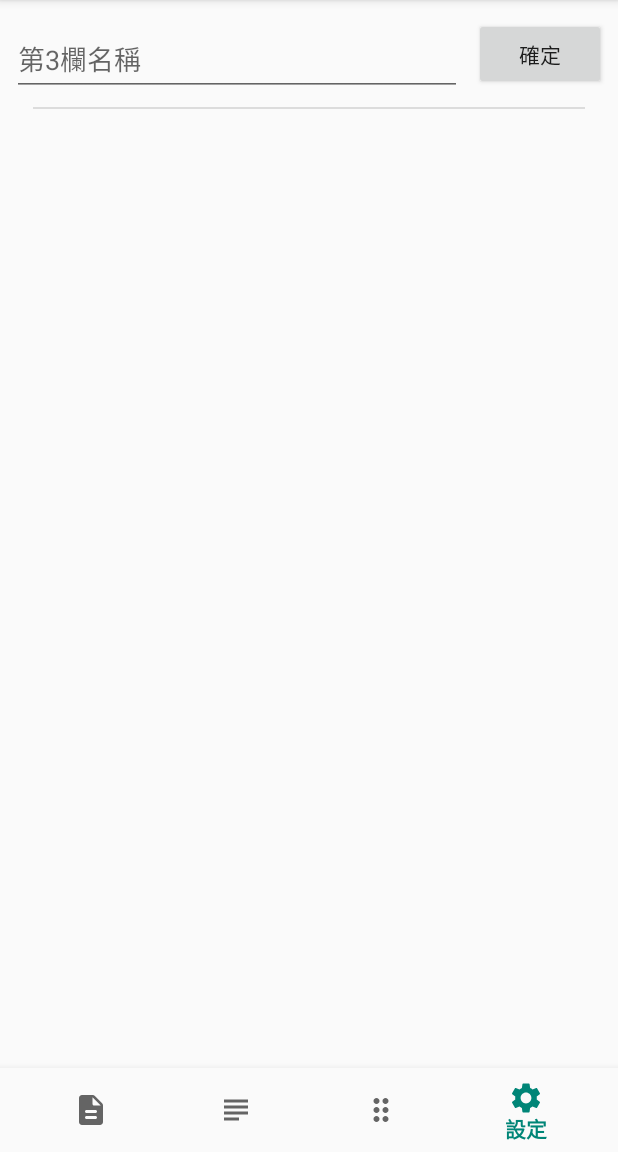
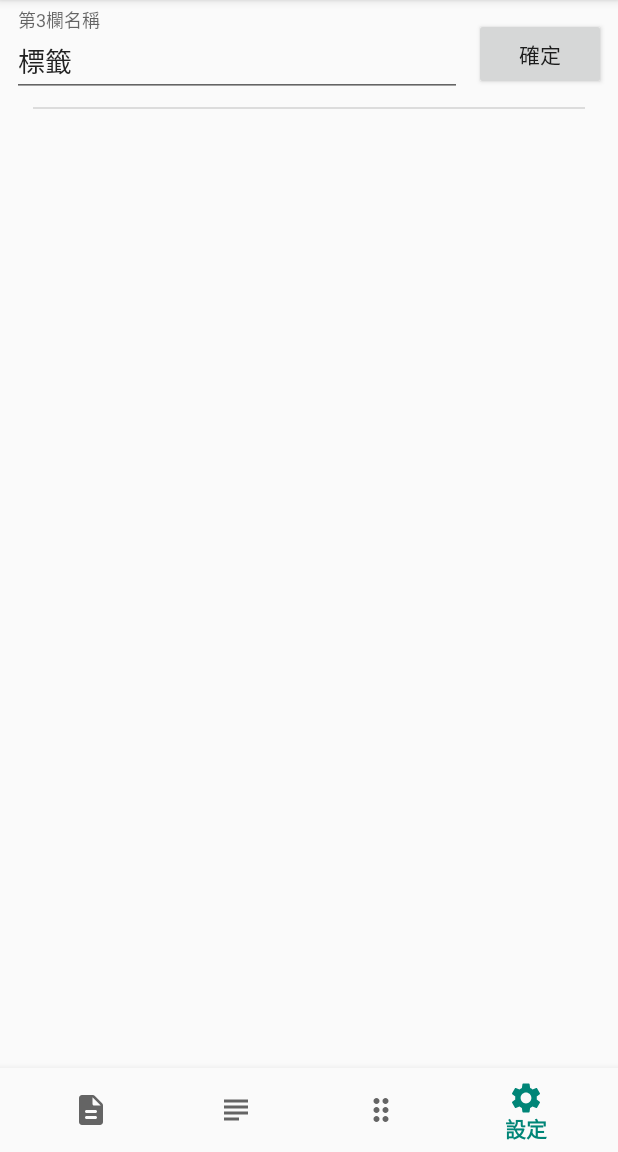
Before and after one commit to 312321321321432/supervoc, an Android app: the screen it shows after launch (MainActivity), item 4 of the bottom bar chosen, on a phone screen of 412 x 824 dp, the part 84-1236 px from its top. Run offline under Robolectric (Android 15) with nearby library versions, the phone set to English and light mode, and no system bars; libraries missing offline, so code that uses them is left out: es.dmoral.toasty.

Commit message:
Thanks a lot!(forum.gamer.com.tw @QQ taco2548)

```diff
--- a/app/src/main/java/com/hi/andy/supervocsdk28/MainActivity.java
+++ b/app/src/main/java/com/hi/andy/supervocsdk28/MainActivity.java
@@ -178,13 +178,7 @@ TimerTask task = new TimerTask() {
             //
         }
 
-    @Override
-    protected void onStart() {
-        super.onStart();
-        EditText default3 =(EditText)findViewById(R.id.tline_name);
-        //default3.setText("LET ME RUN");
 
-    }
 
 
     public void onPageSelected(int position) {
@@ -199,7 +193,7 @@ TimerTask task = new TimerTask() {
             @Override
             public boolean onNavigationItemSelected(@NonNull MenuItem item) {
                 //点击BottomNavigationView的Item项，切换ViewPager页面
-                change_frag(item.getOrder());
+                //change_frag(item.getOrder());
                 viewPager.setCurrentItem(item.getOrder());
                 return true;
             }
@@ -214,7 +208,7 @@ private void change_frag(int num){
     TextView allh = (TextView) findViewById(R.id.allh);
     switch (num) {
         case 0://edit
-
+break;
         case 1://all
 
             c = db.rawQuery("SELECT * FROM " + tb_name, null);
@@ -236,9 +230,13 @@ private void change_frag(int num){
                 allC.setTextSize(12);
                 allC.setText(getString(R.string.there_isn_t_any_voc));
             }
+            break;
         case 2://other
-
+break;
         case 3://settings
+            EditText default3 =(EditText)findViewById(R.id.tline_name);
+            default3.setText(Thline);
+            break;
     }
 }
 
--- a/app/src/main/res/values/strings.xml
+++ b/app/src/main/res/values/strings.xml
@@ -32,7 +32,7 @@ ABCDEFGHIJKLMNOPQRSTUVWXYZ`!"$^*()=#[]',./?/*-_+&#060;&#062;&#064;&#038;</string
     <string name="English">英文</string>
     <string name="Chinese">中文</string>
     <string name="line_three_name">第3欄名稱</string>
-    <string name="there_isn_t_any_voc">(沒有任何單字,去「增加」頁面增加吧！)</string>
+    <string name="there_isn_t_any_voc">沒有任何單字,去「編輯」頁面增加吧！</string>
     <string name="kidding">你在開玩笑嗎?</string>
     <string name="success">已修改為 %1$s</string>
     <string name="about_text">製作者:吳安仁\n</string>
```
